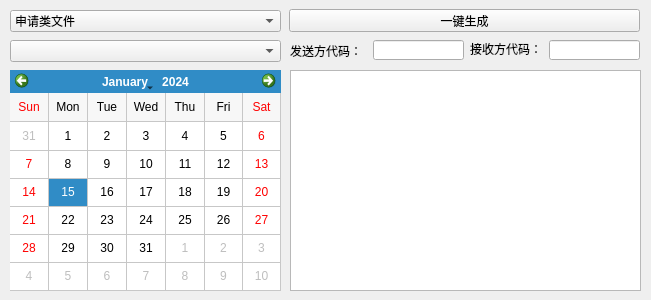
cnldw/FinanceFileReader, file src/createofdwindow.ui: the form before one commit.
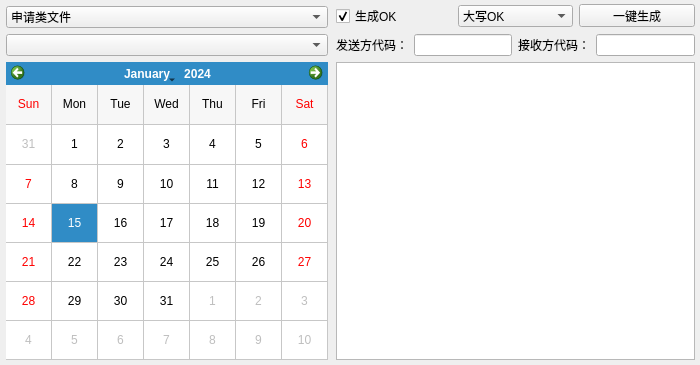
The form after the commit. Icons and pictures are not drawn.

Diff of the .ui file:
```diff
--- a/src/createofdwindow.ui
+++ b/src/createofdwindow.ui
@@ -6,20 +6,26 @@
    <rect>
     <x>0</x>
     <y>0</y>
-    <width>651</width>
-    <height>300</height>
+    <width>700</width>
+    <height>365</height>
    </rect>
   </property>
+  <property name="sizePolicy">
+   <sizepolicy hsizetype="Fixed" vsizetype="Fixed">
+    <horstretch>0</horstretch>
+    <verstretch>0</verstretch>
+   </sizepolicy>
+  </property>
   <property name="minimumSize">
    <size>
-    <width>651</width>
-    <height>300</height>
+    <width>700</width>
+    <height>365</height>
    </size>
   </property>
   <property name="maximumSize">
    <size>
-    <width>862</width>
-    <height>300</height>
+    <width>700</width>
+    <height>365</height>
    </size>
   </property>
   <property name="windowTitle">
@@ -34,19 +40,40 @@
     <rect>
      <x>0</x>
      <y>0</y>
-     <width>651</width>
-     <height>301</height>
+     <width>700</width>
+     <height>375</height>
     </rect>
    </property>
+   <property name="sizePolicy">
+    <sizepolicy hsizetype="Expanding" vsizetype="Expanding">
+     <horstretch>0</horstretch>
+     <verstretch>0</verstretch>
+    </sizepolicy>
+   </property>
+   <widget class="QWidget" name="layoutWidget">
+    <property name="geometry">
+     <rect>
+      <x>0</x>
+      <y>0</y>
+      <width>331</width>
+      <height>371</height>
+     </rect>
+    </property>
+    <layout class="QVBoxLayout" name="verticalLayout">
+     <property name="leftMargin">
+      <number>6</number>
+     </property>
+     <property name="topMargin">
+      <number>6</number>
+     </property>
+     <property name="rightMargin">
+      <number>3</number>
+     </property>
+     <property name="bottomMargin">
+      <number>11</number>
+     </property>
+     <item>
    <widget class="QComboBox" name="comboBox">
-    <property name="geometry">
-     <rect>
-      <x>10</x>
-      <y>10</y>
-      <width>271</width>
-      <height>22</height>
-     </rect>
-    </property>
     <item>
      <property name="text">
       <string>申请类文件</string>
@@ -63,67 +90,12 @@
      </property>
     </item>
    </widget>
-   <widget class="QLineEdit" name="lineEditSendCode">
-    <property name="geometry">
-     <rect>
-      <x>373</x>
-      <y>40</y>
-      <width>91</width>
-      <height>20</height>
-     </rect>
-    </property>
-    <property name="toolTip">
-     <string>填写文件交互的TA代码</string>
-    </property>
-   </widget>
-   <widget class="QLineEdit" name="lineEditRecvCode">
-    <property name="geometry">
-     <rect>
-      <x>549</x>
-      <y>40</y>
-      <width>91</width>
-      <height>20</height>
-     </rect>
-    </property>
-    <property name="toolTip">
-     <string>填写文件交互的销售商代码</string>
-    </property>
-   </widget>
-   <widget class="QLabel" name="label">
-    <property name="geometry">
-     <rect>
-      <x>290</x>
-      <y>41</y>
-      <width>80</width>
-      <height>20</height>
-     </rect>
-    </property>
-    <property name="text">
-     <string>发送方代码：</string>
-    </property>
-   </widget>
-   <widget class="QLabel" name="label_2">
-    <property name="geometry">
-     <rect>
-      <x>470</x>
-      <y>41</y>
-      <width>81</width>
-      <height>16</height>
-     </rect>
-    </property>
-    <property name="text">
-     <string>接收方代码：</string>
-    </property>
-   </widget>
+     </item>
+     <item>
+      <widget class="QComboBox" name="comboBox_2"/>
+     </item>
+     <item>
    <widget class="QCalendarWidget" name="calendarWidget">
-    <property name="geometry">
-     <rect>
-      <x>10</x>
-      <y>70</y>
-      <width>271</width>
-      <height>221</height>
-     </rect>
-    </property>
     <property name="firstDayOfWeek">
      <enum>Qt::Sunday</enum>
     </property>
@@ -140,14 +112,82 @@
      <number>300</number>
     </property>
    </widget>
+     </item>
+    </layout>
+   </widget>
+   <widget class="QWidget" name="layoutWidget">
+    <property name="geometry">
+     <rect>
+      <x>330</x>
+      <y>-2</y>
+      <width>371</width>
+      <height>371</height>
+     </rect>
+    </property>
+    <layout class="QVBoxLayout" name="verticalLayout_2">
+     <property name="leftMargin">
+      <number>6</number>
+     </property>
+     <property name="topMargin">
+      <number>6</number>
+     </property>
+     <property name="rightMargin">
+      <number>6</number>
+     </property>
+     <property name="bottomMargin">
+      <number>9</number>
+     </property>
+     <item>
+      <layout class="QHBoxLayout" name="horizontalLayout">
+       <item>
+        <widget class="QCheckBox" name="checkBox">
+         <property name="toolTip">
+          <string>生成OK文件，方便通过FDEP发送</string>
+         </property>
+         <property name="text">
+          <string>生成OK</string>
+         </property>
+         <property name="checked">
+          <bool>true</bool>
+         </property>
+        </widget>
+       </item>
+       <item>
+        <widget class="QComboBox" name="comboBox_3">
+         <property name="enabled">
+          <bool>true</bool>
+         </property>
+         <item>
+          <property name="text">
+           <string>大写OK</string>
+          </property>
+         </item>
+         <item>
+          <property name="text">
+           <string>小写OK</string>
+          </property>
+         </item>
+        </widget>
+       </item>
+       <item>
    <widget class="QPushButton" name="pushButton">
-    <property name="geometry">
-     <rect>
-      <x>289</x>
-      <y>9</y>
-      <width>351</width>
+         <property name="sizePolicy">
+          <sizepolicy hsizetype="Minimum" vsizetype="Fixed">
+           <horstretch>0</horstretch>
+           <verstretch>0</verstretch>
+          </sizepolicy>
+         </property>
+         <property name="minimumSize">
+          <size>
+           <width>0</width>
       <height>23</height>
-     </rect>
+          </size>
+         </property>
+         <property name="maximumSize">
+          <size>
+           <width>16777215</width>
+           <height>23</height>
+          </size>
     </property>
     <property name="focusPolicy">
      <enum>Qt::NoFocus</enum>
@@ -156,28 +196,49 @@
      <string>一键生成</string>
     </property>
    </widget>
-   <widget class="QComboBox" name="comboBox_2">
-    <property name="geometry">
-     <rect>
-      <x>10</x>
-      <y>40</y>
-      <width>271</width>
-      <height>22</height>
-     </rect>
-    </property>
-   </widget>
+       </item>
+      </layout>
+     </item>
+     <item>
+      <layout class="QHBoxLayout" name="horizontalLayout_2">
+       <item>
+        <widget class="QLabel" name="label">
+         <property name="text">
+          <string>发送方代码：</string>
+         </property>
+        </widget>
+       </item>
+       <item>
+        <widget class="QLineEdit" name="lineEditSendCode">
+         <property name="toolTip">
+          <string>填写文件交互的TA代码</string>
+         </property>
+        </widget>
+       </item>
+       <item>
+        <widget class="QLabel" name="label_2">
+         <property name="text">
+          <string>接收方代码：</string>
+         </property>
+        </widget>
+       </item>
+       <item>
+        <widget class="QLineEdit" name="lineEditRecvCode">
+         <property name="toolTip">
+          <string>填写文件交互的销售商代码</string>
+         </property>
+        </widget>
+       </item>
+      </layout>
+     </item>
+     <item>
    <widget class="QTextEdit" name="logOut">
-    <property name="geometry">
-     <rect>
-      <x>290</x>
-      <y>70</y>
-      <width>351</width>
-      <height>221</height>
-     </rect>
-    </property>
     <property name="focusPolicy">
      <enum>Qt::ClickFocus</enum>
     </property>
+      </widget>
+     </item>
+    </layout>
    </widget>
   </widget>
  </widget>
```
Lines whose indentation alone changed are shown as unchanged.
